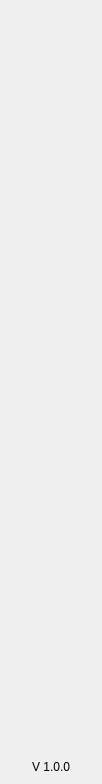
This is src/qt/pny/forms/navmenuwidget.ui in decenomy/PNY as Qt 5 draws it before an edit. The edited form follows.
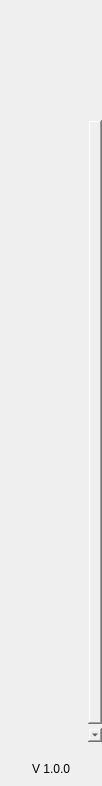
This is the edited form.

The edit to the form file:
```diff
--- a/src/qt/pny/forms/navmenuwidget.ui
+++ b/src/qt/pny/forms/navmenuwidget.ui
@@ -7,7 +7,7 @@
     <x>0</x>
     <y>0</y>
     <width>102</width>
-    <height>706</height>
+    <height>786</height>
    </rect>
   </property>
   <property name="windowTitle">
@@ -36,7 +36,7 @@
    </property>
    <item>
     <widget class="QWidget" name="navContainer_2" native="true">
-     <layout class="QVBoxLayout" name="navContainer" stretch="0,0,0,0,0,0,0,0,1,0">
+     <layout class="QVBoxLayout" name="navContainer" stretch="0,0,0,0">
       <property name="spacing">
        <number>0</number>
       </property>
@@ -72,6 +72,90 @@
        </widget>
       </item>
       <item>
+       <widget class="QScrollArea" name="scrollAreaNav">
+        <property name="sizePolicy">
+         <sizepolicy hsizetype="Expanding" vsizetype="Expanding">
+          <horstretch>0</horstretch>
+          <verstretch>0</verstretch>
+         </sizepolicy>
+        </property>
+        <property name="minimumSize">
+         <size>
+          <width>0</width>
+          <height>0</height>
+         </size>
+        </property>
+        <property name="styleSheet">
+         <string notr="true">QScrollBar {
+height:0px;
+ width:0px;
+}
+
+#scrollAreaNav{
+background-color:transparent;
+}</string>
+        </property>
+        <property name="horizontalScrollBarPolicy">
+         <enum>Qt::ScrollBarAlwaysOff</enum>
+        </property>
+        <property name="sizeAdjustPolicy">
+         <enum>QAbstractScrollArea::AdjustToContents</enum>
+        </property>
+        <property name="widgetResizable">
+         <bool>true</bool>
+        </property>
+        <property name="alignment">
+         <set>Qt::AlignLeading|Qt::AlignLeft|Qt::AlignTop</set>
+        </property>
+        <widget class="QWidget" name="scrollAreaNavVert">
+         <property name="geometry">
+          <rect>
+           <x>0</x>
+           <y>0</y>
+           <width>100</width>
+           <height>640</height>
+          </rect>
+         </property>
+         <property name="sizePolicy">
+          <sizepolicy hsizetype="Preferred" vsizetype="Expanding">
+           <horstretch>0</horstretch>
+           <verstretch>0</verstretch>
+          </sizepolicy>
+         </property>
+         <property name="minimumSize">
+          <size>
+           <width>0</width>
+           <height>0</height>
+          </size>
+         </property>
+         <property name="autoFillBackground">
+          <bool>false</bool>
+         </property>
+         <property name="styleSheet">
+          <string notr="true">#scrollAreaNavVert{
+background-color:transparent;
+}</string>
+         </property>
+         <layout class="QVBoxLayout" name="verticalLayout_3">
+          <property name="spacing">
+           <number>0</number>
+          </property>
+          <property name="sizeConstraint">
+           <enum>QLayout::SetDefaultConstraint</enum>
+          </property>
+          <property name="leftMargin">
+           <number>0</number>
+          </property>
+          <property name="topMargin">
+           <number>0</number>
+          </property>
+          <property name="rightMargin">
+           <number>0</number>
+          </property>
+          <property name="bottomMargin">
+           <number>0</number>
+          </property>
+          <item>
        <widget class="QToolButton" name="btnDashboard">
         <property name="minimumSize">
          <size>
@@ -268,21 +352,34 @@
         </property>
        </widget>
       </item>
+         </layout>
+        </widget>
+       </widget>
+      </item>
       <item>
        <spacer name="verticalSpacer">
         <property name="orientation">
          <enum>Qt::Vertical</enum>
         </property>
+        <property name="sizeType">
+         <enum>QSizePolicy::Minimum</enum>
+        </property>
         <property name="sizeHint" stdset="0">
          <size>
           <width>20</width>
-          <height>40</height>
+          <height>20</height>
          </size>
         </property>
        </spacer>
       </item>
       <item alignment="Qt::AlignHCenter">
        <widget class="QLabel" name="labelVersion">
+        <property name="maximumSize">
+         <size>
+          <width>16777215</width>
+          <height>60</height>
+         </size>
+        </property>
         <property name="text">
          <string>V 1.0.0</string>
         </property>
```
Left out of the diff: 3 changed lines with no effect on the pictures. Lines whose indentation alone changed are shown as unchanged.
